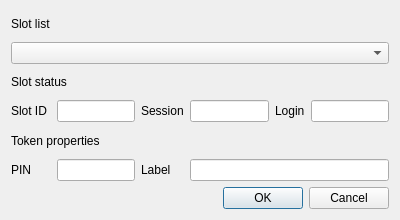
The window that CryptokiMan/init_token_dlg.ui (jykim74/CryptokiMan) describes before a commit, drawn with Qt 5.
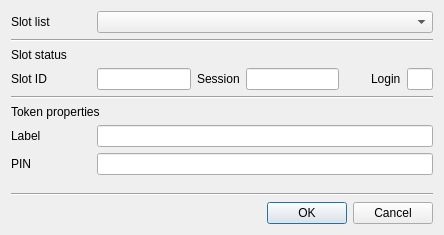
The same window after the commit.

```diff
--- a/CryptokiMan/init_token_dlg.ui
+++ b/CryptokiMan/init_token_dlg.ui
@@ -6,97 +6,208 @@
    <rect>
     <x>0</x>
     <y>0</y>
-    <width>400</width>
-    <height>220</height>
+    <width>444</width>
+    <height>235</height>
    </rect>
   </property>
   <property name="windowTitle">
    <string>Initialize token</string>
   </property>
-  <layout class="QGridLayout" name="gridLayout">
-   <item row="3" column="0">
-    <widget class="QLabel" name="label_3">
-     <property name="text">
-      <string>Slot ID</string>
+  <layout class="QVBoxLayout" name="verticalLayout">
+   <item>
+    <layout class="QGridLayout" name="gridLayout">
+     <property name="topMargin">
+      <number>0</number>
      </property>
-    </widget>
+     <item row="0" column="0">
+      <widget class="QLabel" name="label">
+       <property name="minimumSize">
+        <size>
+         <width>80</width>
+         <height>0</height>
+        </size>
+       </property>
+       <property name="text">
+        <string>Slot list</string>
+       </property>
+      </widget>
+     </item>
+     <item row="0" column="1">
+      <widget class="QComboBox" name="mSlotsCombo">
+       <property name="sizePolicy">
+        <sizepolicy hsizetype="Preferred" vsizetype="Fixed">
+         <horstretch>1</horstretch>
+         <verstretch>0</verstretch>
+        </sizepolicy>
+       </property>
+      </widget>
+     </item>
+    </layout>
    </item>
-   <item row="3" column="4">
-    <widget class="QLabel" name="label_5">
-     <property name="text">
-      <string>Login</string>
-     </property>
-    </widget>
-   </item>
-   <item row="3" column="3">
-    <widget class="QLineEdit" name="mSessionText"/>
-   </item>
-   <item row="3" column="2">
-    <widget class="QLabel" name="label_4">
-     <property name="text">
-      <string>Session</string>
-     </property>
-    </widget>
-   </item>
-   <item row="0" column="0">
-    <widget class="QLabel" name="label">
-     <property name="text">
-      <string>Slot list</string>
-     </property>
-    </widget>
-   </item>
-   <item row="3" column="1">
-    <widget class="QLineEdit" name="mSlotIDText"/>
-   </item>
-   <item row="3" column="5">
-    <widget class="QLineEdit" name="mLoginText"/>
-   </item>
-   <item row="5" column="0">
-    <widget class="QLabel" name="label_7">
-     <property name="text">
-      <string>PIN</string>
-     </property>
-    </widget>
-   </item>
-   <item row="5" column="1">
-    <widget class="QLineEdit" name="mPinText"/>
-   </item>
-   <item row="5" column="2">
-    <widget class="QLabel" name="label_8">
-     <property name="text">
-      <string>Label</string>
-     </property>
-    </widget>
-   </item>
-   <item row="1" column="0" colspan="6">
-    <widget class="QComboBox" name="mSlotsCombo"/>
-   </item>
-   <item row="6" column="3" colspan="3">
-    <widget class="QDialogButtonBox" name="buttonBox">
+   <item>
+    <widget class="Line" name="line">
      <property name="orientation">
       <enum>Qt::Horizontal</enum>
      </property>
-     <property name="standardButtons">
-      <set>QDialogButtonBox::Cancel|QDialogButtonBox::Ok</set>
-     </property>
     </widget>
    </item>
-   <item row="2" column="0" colspan="2">
+   <item>
     <widget class="QLabel" name="label_2">
      <property name="text">
       <string>Slot status</string>
      </property>
     </widget>
    </item>
-   <item row="4" column="0" colspan="2">
+   <item>
+    <layout class="QGridLayout" name="gridLayout_2">
+     <property name="topMargin">
+      <number>0</number>
+     </property>
+     <item row="0" column="0">
+      <widget class="QLabel" name="label_3">
+       <property name="minimumSize">
+        <size>
+         <width>80</width>
+         <height>0</height>
+        </size>
+       </property>
+       <property name="text">
+        <string>Slot ID</string>
+       </property>
+      </widget>
+     </item>
+     <item row="0" column="2">
+      <widget class="QLabel" name="label_4">
+       <property name="text">
+        <string>Session</string>
+       </property>
+      </widget>
+     </item>
+     <item row="0" column="6">
+      <widget class="QLineEdit" name="mLoginText">
+       <property name="maximumSize">
+        <size>
+         <width>40</width>
+         <height>16777215</height>
+        </size>
+       </property>
+      </widget>
+     </item>
+     <item row="0" column="1">
+      <widget class="QLineEdit" name="mSlotIDText">
+       <property name="minimumSize">
+        <size>
+         <width>80</width>
+         <height>0</height>
+        </size>
+       </property>
+      </widget>
+     </item>
+     <item row="0" column="3">
+      <widget class="QLineEdit" name="mSessionText">
+       <property name="minimumSize">
+        <size>
+         <width>80</width>
+         <height>0</height>
+        </size>
+       </property>
+      </widget>
+     </item>
+     <item row="0" column="5">
+      <widget class="QLabel" name="label_5">
+       <property name="text">
+        <string>Login</string>
+       </property>
+      </widget>
+     </item>
+     <item row="0" column="4">
+      <spacer name="horizontalSpacer">
+       <property name="orientation">
+        <enum>Qt::Horizontal</enum>
+       </property>
+       <property name="sizeHint" stdset="0">
+        <size>
+         <width>40</width>
+         <height>20</height>
+        </size>
+       </property>
+      </spacer>
+     </item>
+    </layout>
+   </item>
+   <item>
+    <widget class="Line" name="line_2">
+     <property name="orientation">
+      <enum>Qt::Horizontal</enum>
+     </property>
+    </widget>
+   </item>
+   <item>
     <widget class="QLabel" name="label_6">
      <property name="text">
       <string>Token properties</string>
      </property>
     </widget>
    </item>
-   <item row="5" column="3" colspan="3">
-    <widget class="QLineEdit" name="mLabelText"/>
+   <item>
+    <layout class="QGridLayout" name="gridLayout_3">
+     <item row="0" column="0">
+      <widget class="QLabel" name="label_8">
+       <property name="minimumSize">
+        <size>
+         <width>80</width>
+         <height>0</height>
+        </size>
+       </property>
+       <property name="text">
+        <string>Label</string>
+       </property>
+      </widget>
+     </item>
+     <item row="0" column="1">
+      <widget class="QLineEdit" name="mLabelText"/>
+     </item>
+     <item row="1" column="0">
+      <widget class="QLabel" name="label_7">
+       <property name="text">
+        <string>PIN</string>
+       </property>
+      </widget>
+     </item>
+     <item row="1" column="1">
+      <widget class="QLineEdit" name="mPinText"/>
+     </item>
+    </layout>
+   </item>
+   <item>
+    <spacer name="verticalSpacer">
+     <property name="orientation">
+      <enum>Qt::Vertical</enum>
+     </property>
+     <property name="sizeHint" stdset="0">
+      <size>
+       <width>20</width>
+       <height>40</height>
+      </size>
+     </property>
+    </spacer>
+   </item>
+   <item>
+    <widget class="Line" name="line_3">
+     <property name="orientation">
+      <enum>Qt::Horizontal</enum>
+     </property>
+    </widget>
+   </item>
+   <item>
+    <widget class="QDialogButtonBox" name="buttonBox">
+     <property name="orientation">
+      <enum>Qt::Horizontal</enum>
+     </property>
+     <property name="standardButtons">
+      <set>QDialogButtonBox::Cancel|QDialogButtonBox::Ok</set>
+     </property>
+    </widget>
    </item>
   </layout>
  </widget>
```
Left out of the diff: 8 changed lines with no effect on the pictures.
